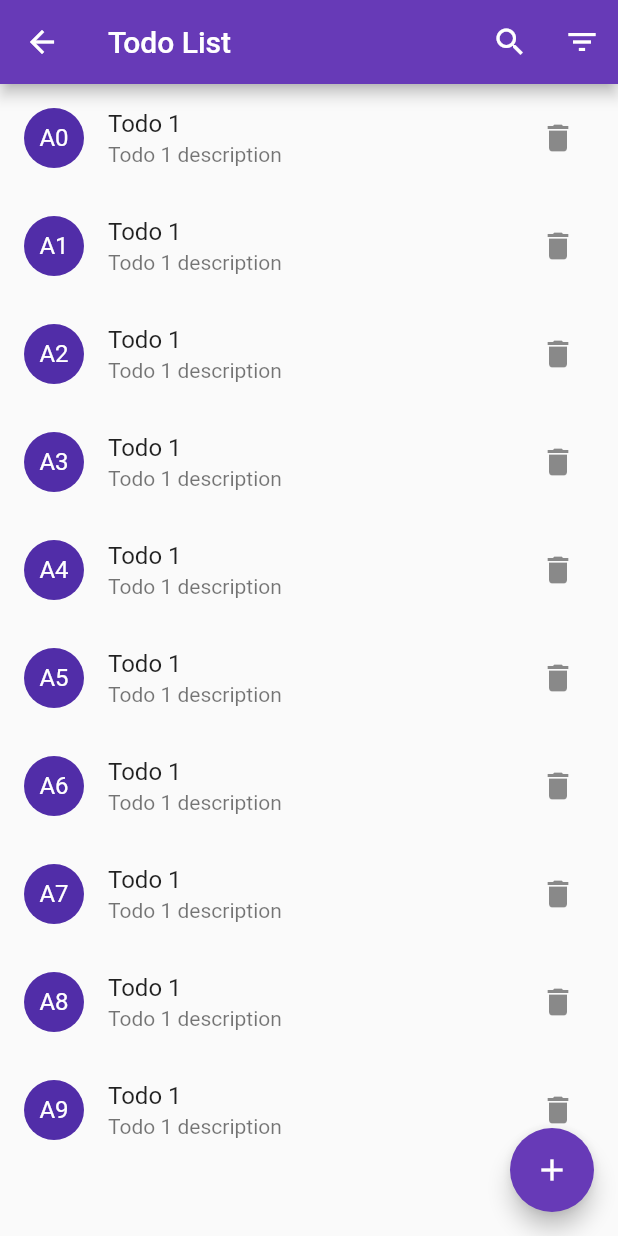
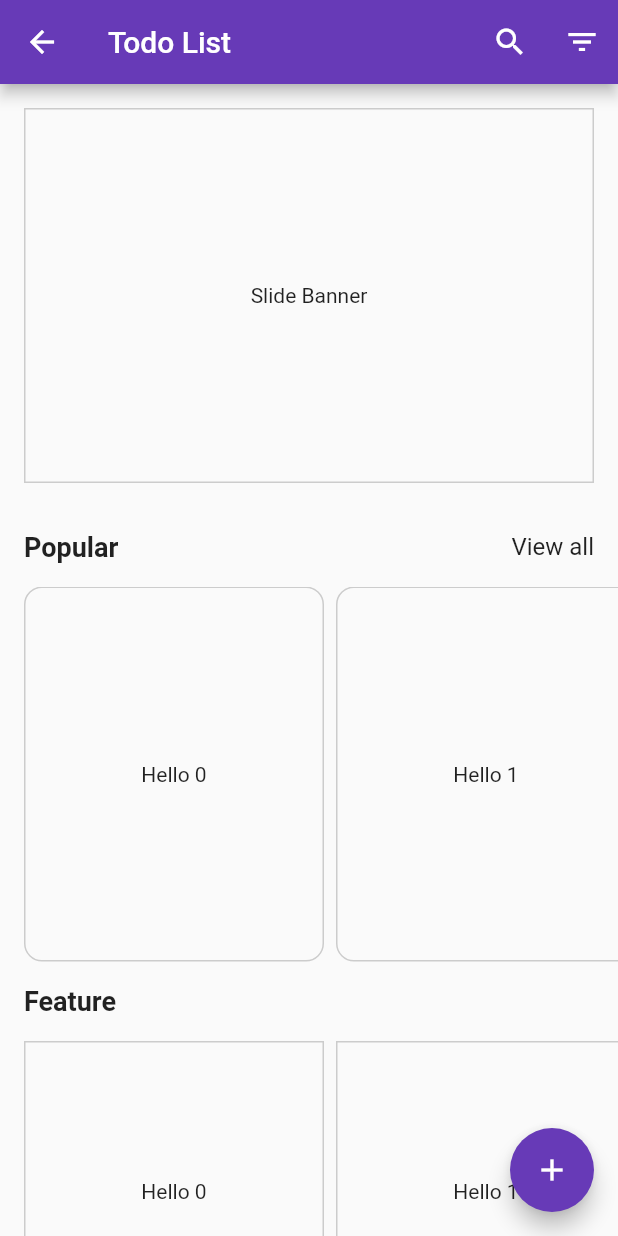
Before and after one commit to chornthorn/flutter_todo_app, a Flutter app: the TodoListPage screen opened by its route, on a phone screen of 412 x 824 dp. Run offline on Flutter 3.47's test engine with Material 2 defaults, Android fonts, the phone set to English and light mode, and no system bars; our stand-ins replace sqflite; accounts and stored records are empty.

Commit message:
lesson: Listview

```diff
--- a/lib/main.dart
+++ b/lib/main.dart
@@ -32,11 +32,12 @@ class MyApp extends StatelessWidget {
       //   "/" : (context) => LoginPage(),
       //   RegisterPage.routeName: (context) => RegisterPage(),
       // },
+      // initialRoute: '/todo_detail',
       onGenerateRoute: (settings) {
         var argument = settings.arguments;
         switch (settings.name) {
           case SplashPage.routeName:
-            return MaterialPageRoute(builder: (context) => SplashPage());
+            return MaterialPageRoute(builder: (context) => TodoListPage());
           case LoginPage.routeName:
             return MaterialPageRoute(builder: (context) => LoginPage());
           case '/register':
--- /dev/null
+++ b/lib/services/person_controller.dart
@@ -0,0 +1,29 @@
+
+
+
+class PersonService {
+
+  static final PersonService _instance = PersonService._internal();
+
+  factory PersonService() => _instance;
+
+  PersonService._internal();
+  String getPerson() {
+    return "Person";
+  }
+
+
+}
+
+class PersonController {
+
+  String getPerson() {
+    return PersonService().getPerson();
+  }
+}
+
+void main() {
+  PersonController controller = PersonController();
+  final result = controller.getPerson();
+  print(result);
+}
--- /dev/null
+++ b/lib/services/person_service.dart
@@ -0,0 +1,9 @@
+
+
+class PersonService {
+
+
+  String getPerson(){
+    return "Person";
+  }
+}
--- a/lib/views/splash_page.dart
+++ b/lib/views/splash_page.dart
@@ -22,7 +22,7 @@ class _SplashPageState extends State<SplashPage> {
   var _isLogged = false;
 
   void _registerService() async {
-    await Future.delayed(const Duration(seconds: 3),(){
+    await Future.delayed(const Duration(seconds: 0),(){
       if (_isLogged){
         Navigator.of(context).pushReplacementNamed(DashboardPage.routeName,result: (route)=> false);
       }else{
--- a/lib/views/todo_list_page.dart
+++ b/lib/views/todo_list_page.dart
@@ -11,6 +11,8 @@ class TodoListPage extends StatefulWidget {
 }
 
 class _TodoListPageState extends State<TodoListPage> {
+  int _featureItemCount = 2;
+
   @override
   Widget build(BuildContext context) {
     return Scaffold(
@@ -35,34 +37,151 @@ class _TodoListPageState extends State<TodoListPage> {
           ),
         ],
       ),
-      body: ListView.builder(
-        itemCount: 10,
-        itemBuilder: (context, index) {
-          return ListTile(
-            leading: CircleAvatar(
-              child: Text('A$index'),
+      // body: ListView.builder(
+      //   itemCount: 10,
+      //   itemBuilder: (context, index) {
+      //     return ListTile(
+      //       leading: CircleAvatar(
+      //         child: Text('A$index'),
+      //       ),
+      //       title: Text('Todo 1'),
+      //       subtitle: Text('Todo 1 description'),
+      //       trailing: IconButton(
+      //         icon: const Icon(Icons.delete),
+      //         onPressed: () {
+      //           print('delete button pressed');
+      //           _showDeleteDialog(context);
+      //         },
+      //       ),
+      //       onTap: () {
+      //         print('tapped $index');
+      //         // navigate to todo detail page
+      //         Navigator.push(
+      //           context,
+      //           MaterialPageRoute(
+      //             builder: (context) => TodoDetail(),
+      //           ),
+      //         );
+      //       },
+      //     );
+      //   },
+      // ),
+      body: ListView(
+        children: [
+          Container(
+            width: 200,
+            height: 250,
+            decoration: BoxDecoration(
+                border: Border.all(
+              width: 1,
+              color: Colors.grey.withOpacity(0.5),
+            )),
+            padding: EdgeInsets.all(24),
+            alignment: Alignment.center,
+            margin: EdgeInsets.all(16),
+            child: Text("Slide Banner"),
+          ),
+          SizedBox(height: 16),
+          Padding(
+            padding: const EdgeInsets.symmetric(horizontal: 16),
+            child: Row(
+              mainAxisAlignment: MainAxisAlignment.spaceBetween,
+              children: [
+                Text(
+                  "Popular",
+                  style: TextStyle(
+                    fontSize: 18,
+                    fontWeight: FontWeight.bold,
+                  ),
+                ),
+                // Spacer(),
+                Text(
+                  "View all",
+                  style: TextStyle(
+                    fontSize: 16,
+                    fontWeight: FontWeight.normal,
+                  ),
+                ),
+              ],
             ),
-            title: Text('Todo 1'),
-            subtitle: Text('Todo 1 description'),
-            trailing: IconButton(
-              icon: const Icon(Icons.delete),
-              onPressed: () {
-                print('delete button pressed');
-                _showDeleteDialog(context);
-              },
+          ),
+          SizedBox(height: 16),
+          SingleChildScrollView(
+            scrollDirection: Axis.horizontal,
+            child: Padding(
+              padding: const EdgeInsets.symmetric(horizontal: 16),
+              child: Row(
+                children: [
+                  ...List.generate(
+                    3,
+                    (index) => Container(
+                      width: 200,
+                      height: 250,
+                      decoration: BoxDecoration(
+                        border: Border.all(
+                          width: 1,
+                          color: Colors.grey.withOpacity(0.5),
+                        ),
+                        borderRadius: BorderRadius.circular(12),
+                      ),
+                      padding: EdgeInsets.all(24),
+                      alignment: Alignment.center,
+                      margin: EdgeInsets.only(right: 8),
+                      child: Text("Hello $index"),
+                    ),
+                  ),
+                  Text('20+ more'),
+                ],
+              ),
             ),
-            onTap: () {
-              print('tapped $index');
-              // navigate to todo detail page
-              Navigator.push(
-                context,
-                MaterialPageRoute(
-                  builder: (context) => TodoDetail(),
-                ),
-              );
-            },
-          );
-        },
+          ),
+          SizedBox(height: 16),
+          Padding(
+            padding: const EdgeInsets.symmetric(horizontal: 16),
+            child: Text(
+              "Feature",
+              style: TextStyle(
+                fontSize: 18,
+                fontWeight: FontWeight.bold,
+              ),
+            ),
+          ),
+          SizedBox(height: 16),
+          SingleChildScrollView(
+            scrollDirection: Axis.horizontal,
+            child: Padding(
+              padding: const EdgeInsets.symmetric(horizontal: 16),
+              child: Row(
+                children: [
+                  ...List.generate(
+                    _featureItemCount,
+                    (index) => Container(
+                      width: 200,
+                      height: 200,
+                      decoration: BoxDecoration(
+                          border: Border.all(
+                        width: 1,
+                        color: Colors.grey.withOpacity(0.5),
+                      )),
+                      padding: EdgeInsets.all(24),
+                      alignment: Alignment.center,
+                      margin: EdgeInsets.only(right: 8),
+                      child: Text("Hello $index"),
+                    ),
+                  ),
+                  GestureDetector(
+                    onTap: () {
+                      setState(() {
+                        _featureItemCount = 20;
+                      });
+                    },
+                    child: Text("20+ more"),
+                  ),
+                ],
+              ),
+            ),
+          ),
+        ],
       ),
       floatingActionButton: FloatingActionButton(
         onPressed: () {
```
